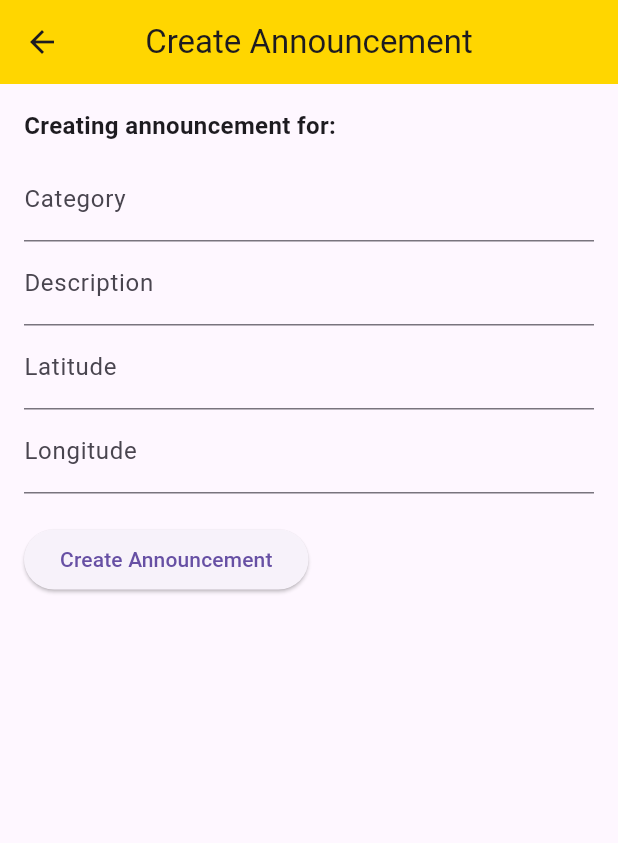
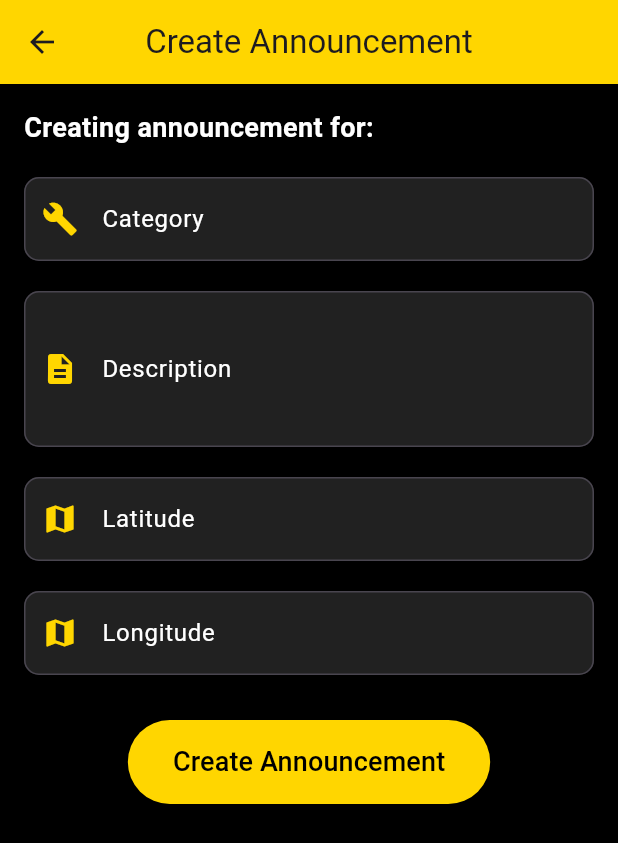
Before and after one commit to TiagoMostardinha/yellowfy_egs, a Flutter app: the AnnouncementsPage screen opened directly, after a tap on "Create Announcement", on a phone screen of 412 x 824 dp. Shown: the top 843 px of the screen. Run offline on Flutter 3.47's test engine with Material 3 defaults, Android fonts, the phone set to English and light mode, and no system bars; our stand-ins replace flutter_dotenv, flutter_secure_storage, geolocator, google_maps_flutter, table_calendar and 1 more; missing offline and left inert: dart:ffi; accounts and stored records are empty; network calls fail.

Commit message:
design rechange

```diff
--- a/yellowfy/lib/announcements.dart
+++ b/yellowfy/lib/announcements.dart
@@ -27,7 +27,6 @@ class AnnouncementsPage extends StatelessWidget {
         title: const Text('Announcements'),
         backgroundColor: Colors.yellowAccent[700],
         centerTitle: true,
-        // add a button to create a new announcement
         actions: [
           IconButton(
             icon: const Icon(Icons.filter),
@@ -35,6 +34,7 @@ class AnnouncementsPage extends StatelessWidget {
           )
         ],
       ),
+      backgroundColor: Colors.black, // Set the background color of the Scaffold
       body: FutureBuilder<List<Announcement>>(
         future: Handlers().handleGetAnnouncements(),
         builder: (context, snapshot) {
@@ -46,7 +46,9 @@ class AnnouncementsPage extends StatelessWidget {
             List<Announcement>? announcements = snapshot.data;
 
             if (announcements == null || announcements.isEmpty) {
-              return const Center(child: Text('No announcements found'));
+              return const Center(
+                  child: Text('No announcements found',
+                      style: TextStyle(color: Colors.yellowAccent)));
             }
             return ListView.builder(
               scrollDirection: Axis.vertical,
@@ -57,10 +59,8 @@ class AnnouncementsPage extends StatelessWidget {
                   job: announcements[index].category,
                   imagePath: 'assets/images.jpg',
                   contactInfo: announcements[index].description,
-                  coordinates: "" +
-                      announcements[index].coordinates.latitude.toString() +
-                      " " +
-                      announcements[index].coordinates.longitude.toString(),
+                  coordinates:
+                      '${announcements[index].coordinates.latitude} ${announcements[index].coordinates.longitude}',
                   description: announcements[index].description,
                   id: announcements[index].id,
                   context: context,
@@ -87,7 +87,6 @@ class AnnouncementsPage extends StatelessWidget {
           ),
         ],
         onTap: (index) {
-          // Handle bottom navigation bar taps here
           if (index == 0) {
             Navigator.push(
               context,
@@ -141,7 +140,7 @@ class AnnouncementsPage extends StatelessWidget {
           height: 225, // Adjust card height as needed
           decoration: BoxDecoration(
             borderRadius: BorderRadius.circular(10),
-            color: Colors.grey[200],
+            color: Colors.grey[900], // Updated to match dark theme
           ),
           child: Column(
             crossAxisAlignment: CrossAxisAlignment.start,
@@ -170,13 +169,14 @@ class AnnouncementsPage extends StatelessWidget {
                       style: const TextStyle(
                         fontWeight: FontWeight.bold,
                         fontSize: 18,
+                        color: Colors.white, // Updated text color
                       ),
                     ),
                     const SizedBox(height: 5),
                     Text(
                       job,
                       style: TextStyle(
-                        color: Colors.grey[600],
+                        color: Colors.grey[400], // Updated text color
                       ),
                     ),
                   ],
@@ -189,14 +189,14 @@ class AnnouncementsPage extends StatelessWidget {
                   children: [
                     Icon(
                       Icons.location_on,
-                      color: Colors.grey[600],
+                      color: Colors.grey[400], // Updated icon color
                       size: 16,
                     ),
                     const SizedBox(width: 5),
                     Text(
                       coordinates,
                       style: TextStyle(
-                        color: Colors.grey[600],
+                        color: Colors.grey[400], // Updated text color
                       ),
                     ),
                   ],
--- a/yellowfy/lib/createAnnouncementPage.dart
+++ b/yellowfy/lib/createAnnouncementPage.dart
@@ -18,6 +18,7 @@ class CreateAnnouncementPage extends StatelessWidget {
     TextEditingController longitudeController = TextEditingController();
 
     Future<void> postAnnouncement(BuildContext context) async {
+      debugPrint('CONTEXTTTTTTTTTTTTTTTTT: $context');
       Announcement announcement = Announcement(
         userId: userName,
         category: categoryController.text,
@@ -26,7 +27,7 @@ class CreateAnnouncementPage extends StatelessWidget {
           latitude: double.parse(latitudeController.text),
           longitude: double.parse(longitudeController.text),
         ),
-        id: userId,
+        id: '',
       );
 
       try {
@@ -46,44 +47,100 @@ class CreateAnnouncementPage extends StatelessWidget {
         backgroundColor: Colors.yellowAccent[700],
         centerTitle: true,
       ),
-      body: Padding(
+      backgroundColor: Colors.black, // Set the background color of the Scaffold
+      body: Container(
+        color: Colors.black, // Ensure the Container has a black background
         padding: const EdgeInsets.all(16.0),
+        child: SingleChildScrollView(
           child: Column(
             crossAxisAlignment: CrossAxisAlignment.start,
             children: [
               Text(
                 'Creating announcement for: $userName',
-              style: TextStyle(fontSize: 16, fontWeight: FontWeight.bold),
+                style: const TextStyle(
+                    fontSize: 18,
+                    fontWeight: FontWeight.bold,
+                    color: Colors.white),
               ),
-            const SizedBox(height: 10),
-            TextFormField(
+              const SizedBox(height: 20),
+              _buildTextFormField(
                 controller: categoryController,
-              decoration: const InputDecoration(labelText: 'Category'),
+                label: 'Category',
+                icon: Icons.build,
               ),
-            TextFormField(
+              const SizedBox(height: 20),
+              _buildTextFormField(
                 controller: descriptionController,
-              decoration: const InputDecoration(labelText: 'Description'),
+                label: 'Description',
+                icon: Icons.description,
+                maxLines: 3,
               ),
-            TextFormField(
+              const SizedBox(height: 20),
+              _buildTextFormField(
                 controller: latitudeController,
-              decoration: const InputDecoration(labelText: 'Latitude'),
-              keyboardType: TextInputType.number,
-            ),
-            TextFormField(
-              controller: longitudeController,
-              decoration: const InputDecoration(labelText: 'Longitude'),
+                label: 'Latitude',
+                icon: Icons.map,
                 keyboardType: TextInputType.number,
               ),
               const SizedBox(height: 20),
-            ElevatedButton(
+              _buildTextFormField(
+                controller: longitudeController,
+                label: 'Longitude',
+                icon: Icons.map,
+                keyboardType: TextInputType.number,
+              ),
+              const SizedBox(height: 30),
+              Center(
+                child: ElevatedButton(
                   onPressed: () {
                     postAnnouncement(context);
                   },
-              child: const Text('Create Announcement'),
+                  style: ElevatedButton.styleFrom(
+                    backgroundColor: Colors.yellowAccent[700],
+                    shape: RoundedRectangleBorder(
+                      borderRadius: BorderRadius.circular(30.0),
+                    ),
+                    padding: const EdgeInsets.symmetric(
+                        horizontal: 30.0, vertical: 15.0),
+                  ),
+                  child: const Text(
+                    'Create Announcement',
+                    style: TextStyle(
+                      fontSize: 18,
+                      color: Colors.black,
+                    ),
+                  ),
+                ),
               ),
             ],
           ),
         ),
+      ),
+    );
+  }
+
+  Widget _buildTextFormField({
+    required TextEditingController controller,
+    required String label,
+    required IconData icon,
+    TextInputType keyboardType = TextInputType.text,
+    int maxLines = 1,
+  }) {
+    return TextFormField(
+      controller: controller,
+      decoration: InputDecoration(
+        labelText: label,
+        labelStyle: const TextStyle(color: Colors.white),
+        prefixIcon: Icon(icon, color: Colors.yellowAccent[700]),
+        border: OutlineInputBorder(
+          borderRadius: BorderRadius.circular(10.0),
+        ),
+        filled: true,
+        fillColor: Colors.grey[900], // Dark grey for the input fields
+      ),
+      keyboardType: keyboardType,
+      maxLines: maxLines,
+      style: const TextStyle(color: Colors.white),
     );
   }
 }
--- a/yellowfy/lib/profile_page.dart
+++ b/yellowfy/lib/profile_page.dart
@@ -62,37 +62,44 @@ class _ProfilePageState extends State<ProfilePage> {
     return Scaffold(
       appBar: AppBar(
         title: const Text('Yellow Profile'),
-        backgroundColor: Colors.yellowAccent[700], // Adjust as per your theme
+        backgroundColor: Colors.yellowAccent[700],
         centerTitle: true,
       ),
+      backgroundColor: Colors.black, // Set the background color of the Scaffold
       body: Container(
-        decoration: const BoxDecoration(
-          gradient: LinearGradient(
-            begin: Alignment.topLeft,
-            end: Alignment.bottomRight,
-            colors: [Colors.white70, Colors.white],
-            stops: [0.5, 0.5], // This defines where the split occurs
-          ),
-        ),
-        child: Padding(
-          padding: const EdgeInsets.all(20.0),
+        color: Colors.black, // Ensure the Container has a black background
+        padding: const EdgeInsets.all(16.0),
+        child: SingleChildScrollView(
           child: Center(
             child: Column(
               mainAxisAlignment: MainAxisAlignment.center,
               children: <Widget>[
-                // Profile Picture
                 CircleAvatar(
                   radius: 50.0,
                   backgroundImage: AssetImage('assets/images.jpg'),
+                  backgroundColor: Colors.transparent,
                 ),
                 const SizedBox(height: 20),
-                // User Information
+                Card(
+                  color: Colors.grey[900],
+                  shape: RoundedRectangleBorder(
+                    borderRadius: BorderRadius.circular(15.0),
+                  ),
+                  elevation: 5,
+                  child: Padding(
+                    padding: const EdgeInsets.all(20.0),
+                    child: Column(
+                      crossAxisAlignment: CrossAxisAlignment.start,
+                      children: <Widget>[
                         _buildProfileInfo('ID', _id),
                         _buildProfileInfo('Name', _name),
                         _buildProfileInfo('Email', _email),
                         _buildProfileInfo('Phone', _phone),
+                      ],
+                    ),
+                  ),
+                ),
                 const SizedBox(height: 20),
-                // Create Announcement Button
                 ElevatedButton(
                   onPressed: () {
                     Navigator.push(
@@ -105,7 +112,23 @@ class _ProfilePageState extends State<ProfilePage> {
                       ),
                     );
                   },
-                  child: const Text('Create Announcement'),
+                  style: ElevatedButton.styleFrom(
+                    backgroundColor: Colors.yellowAccent[700],
+                    padding: const EdgeInsets.symmetric(
+                        horizontal: 30, vertical: 15),
+                    shape: RoundedRectangleBorder(
+                      borderRadius: BorderRadius.circular(20.0),
+                    ),
+                    textStyle: const TextStyle(
+                      fontSize: 18,
+                      fontWeight: FontWeight.bold,
+                    ),
+                    elevation: 5,
+                  ),
+                  child: const Text(
+                    'Create Announcement',
+                    style: TextStyle(color: Colors.black),
+                  ),
                 ),
               ],
             ),
@@ -119,21 +142,25 @@ class _ProfilePageState extends State<ProfilePage> {
     return Padding(
       padding: const EdgeInsets.symmetric(vertical: 8.0),
       child: Row(
-        mainAxisAlignment: MainAxisAlignment.center,
         children: [
           Text(
             '$label: ',
             style: const TextStyle(
               fontWeight: FontWeight.bold,
               fontSize: 16,
-              color: Colors.black87, // Adjust text color for visibility
+              color: Colors.white,
             ),
           ),
-          Text(
+          Expanded(
+            child: Text(
               value,
               style: const TextStyle(
                 fontSize: 16,
-              color: Colors.black, // Adjust text color for visibility
+                color: Colors.white,
+              ),
+              overflow: TextOverflow.ellipsis,
+              maxLines: 1,
+              softWrap: false,
             ),
           ),
         ],
```
Also changed, not shown: yellowfy/lib/contactspage.dart (+34 -16 lines). Lines whose indentation alone changed are shown as unchanged.
